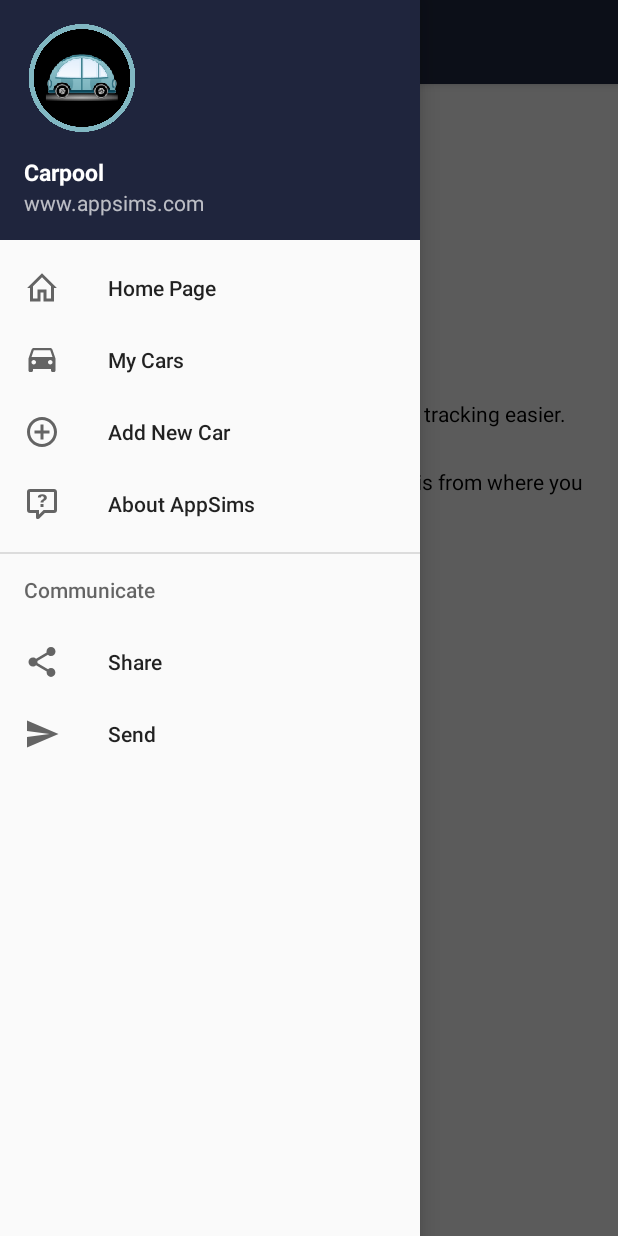
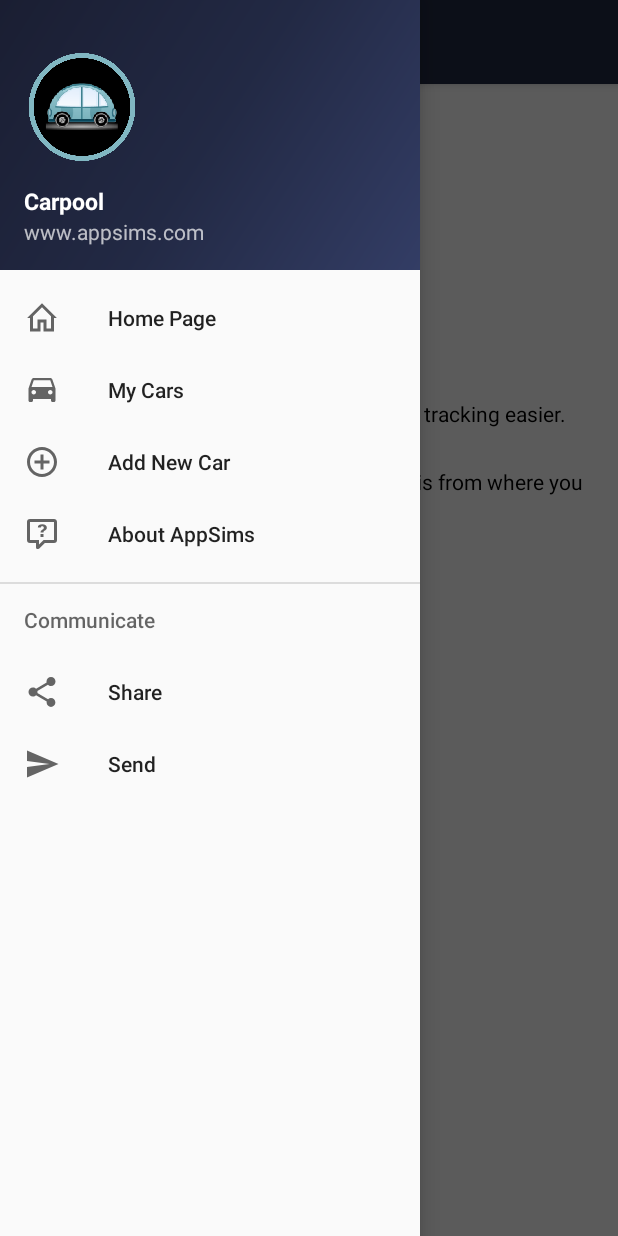
Before and after one commit to mervesims/CarpoolApp, an Android app: the MainActivity screen opened directly, with no data from a screen before it, with the side drawer open, on a phone screen of 412 x 824 dp. Run offline under Robolectric (Android 15) with nearby library versions, the light colour scheme and no system bars; libraries missing offline, so code that uses them is left out: com.getbase.floatingactionbutton; 4 statements that could not run were skipped.

Commit message:
navigate drawer arrangements

```diff
--- a/app/src/main/res/drawable/side_nav_bar.xml
+++ b/app/src/main/res/drawable/side_nav_bar.xml
@@ -2,8 +2,8 @@
     android:shape="rectangle">
     <gradient
         android:angle="135"
-        android:centerColor="#4CAF50"
-        android:endColor="#2E7D32"
-        android:startColor="#81C784"
+        android:centerColor="#222944"
+        android:endColor="#1A1E32"
+        android:startColor="#333D65"
         android:type="linear" />
 </shape>
--- a/app/src/main/res/layout/nav_header_main.xml
+++ b/app/src/main/res/layout/nav_header_main.xml
@@ -2,8 +2,8 @@
 <LinearLayout xmlns:android="http://schemas.android.com/apk/res/android"
     xmlns:app="http://schemas.android.com/apk/res-auto"
     android:layout_width="match_parent"
-    android:layout_height="@dimen/nav_header_height"
-    android:background="@color/colorPrimaryDark"
+    android:layout_height="180dp"
+    android:background="@drawable/side_nav_bar"
     android:gravity="bottom"
     android:orientation="vertical"
     android:paddingBottom="@dimen/activity_vertical_margin"
```
Also changed, not shown: app/src/main/java/com/example/mervesimsek/vehicleapp/ItemListActivity.java (+34 -8 lines).
